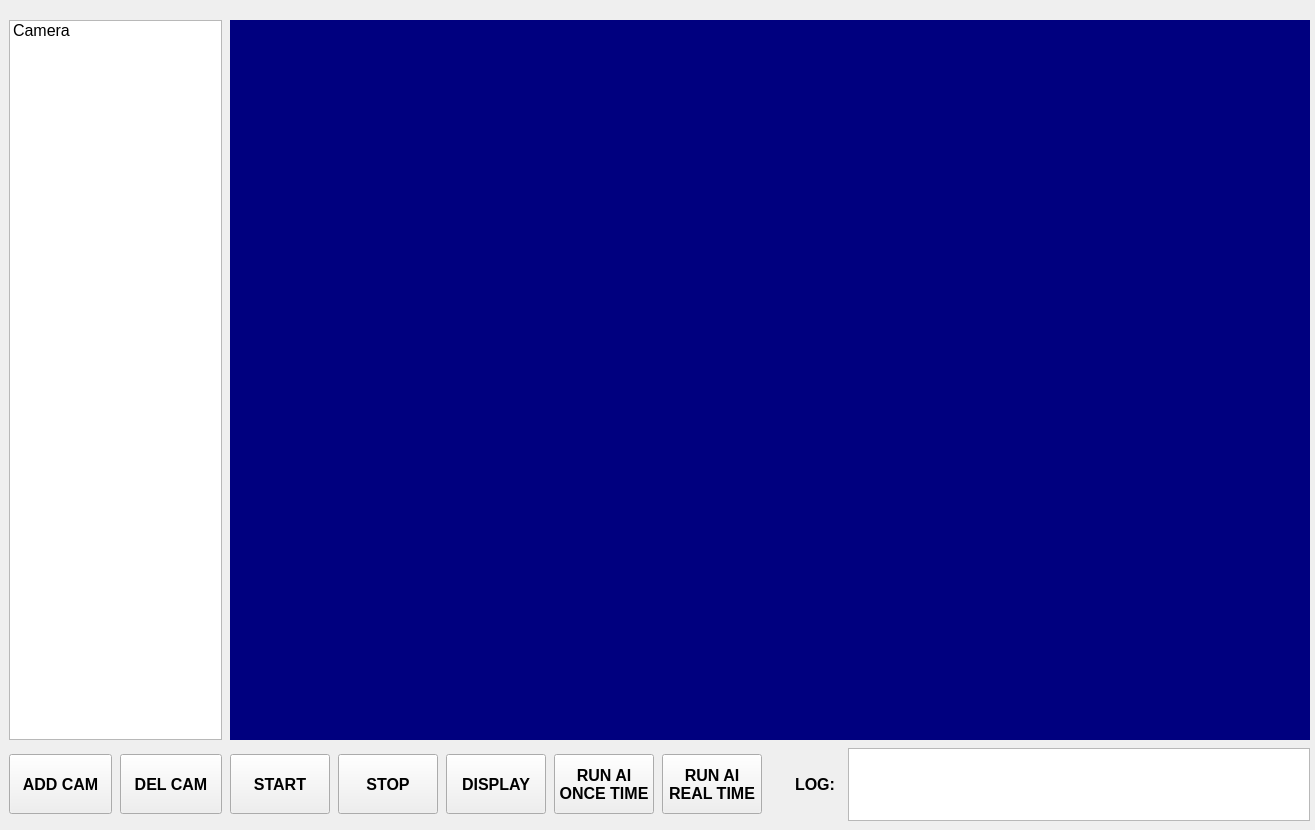
Above: src/ui/camera.ui from TanChu1234/Qt6-GUI-Design before the change. Below: the same form after it.
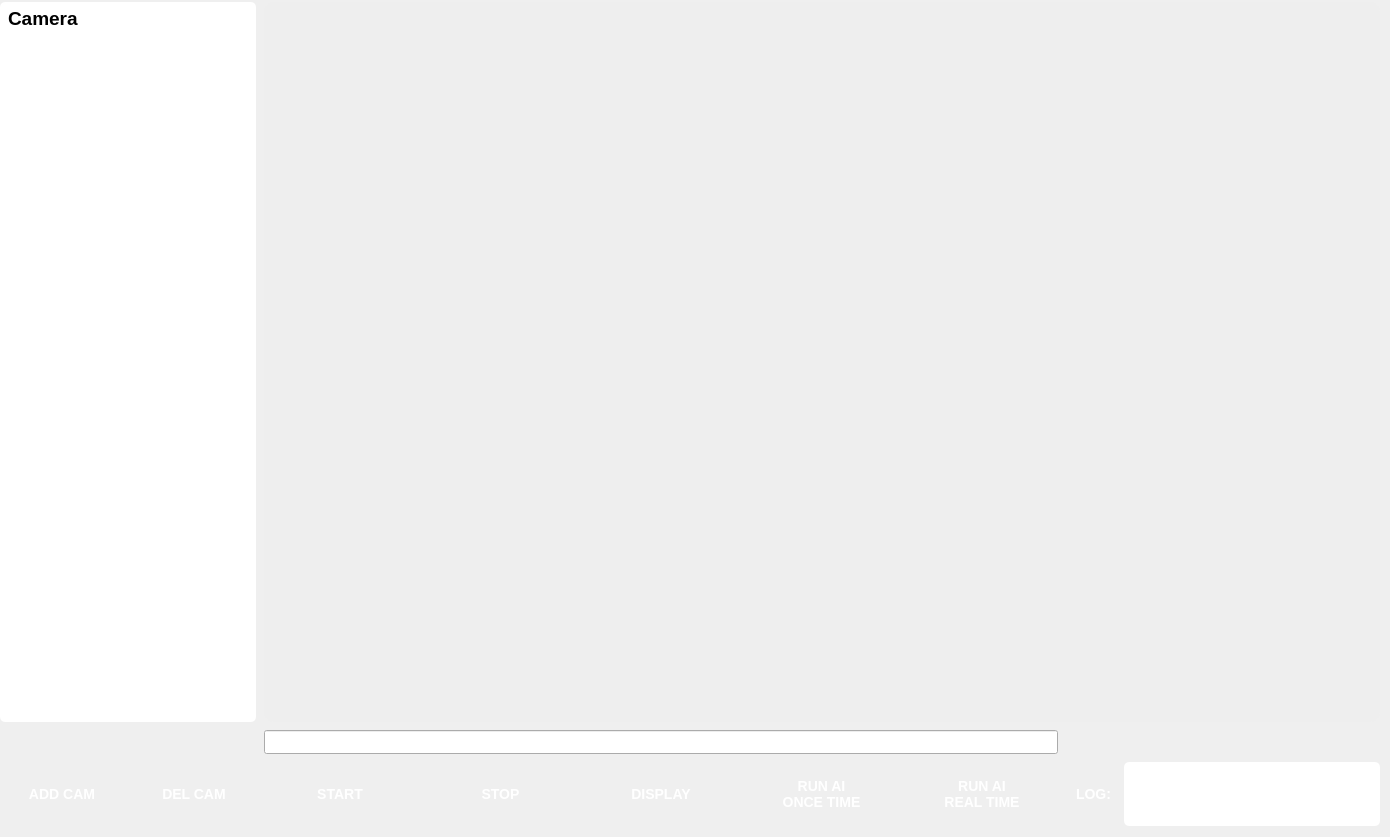
That is the form after the change.

Patch:
```diff
--- a/src/ui/camera.ui
+++ b/src/ui/camera.ui
@@ -6,27 +6,218 @@
    <rect>
     <x>0</x>
     <y>0</y>
-    <width>1315</width>
-    <height>830</height>
+    <width>1390</width>
+    <height>837</height>
    </rect>
   </property>
+  <property name="minimumSize">
+   <size>
+    <width>1390</width>
+    <height>0</height>
+   </size>
+  </property>
+  <property name="font">
+   <font>
+    <family>Segoe UI</family>
+    <pointsize>-1</pointsize>
+   </font>
+  </property>
   <property name="windowTitle">
    <string>Form</string>
   </property>
+  <property name="styleSheet">
+   <string notr="true">/* Main Window Background */
+QWidget {
+    background: qlineargradient(spread:pad, x1:0, y1:0, x2:1, y2:1, 
+                                stop:0 #1E1E2E, stop:1 #252836);
+    color: white;
+    font-size: 14px;
+    font-family: &quot;Segoe UI&quot;, sans-serif;
+}
+
+/* Unified Button Style */
+QPushButton {
+    background: qlineargradient(spread:pad, x1:0, y1:0, x2:1, y2:0, 
+                                stop:0 #007AFF, stop:1 #009FFF);
+    border: none;
+    padding: 12px 20px;
+    font-size: 14px;
+    font-weight: bold;
+    border-radius: 5px;
+    color: white;
+    min-width: 70px;
+    text-align: center;
+}
+
+/* Button Hover Effect */
+QPushButton:hover {
+    background: qlineargradient(spread:pad, x1:0, y1:0, x2:1, y2:0, 
+                                stop:0 #66BFFF, stop:1 #80D5FF);
+}
+
+/* Button Pressed Effect */
+QPushButton:pressed {
+    background-color: rgba(255, 255, 255, 0.2);
+}
+
+/* Labels */
+QLabel {
+    font-size: 16px;
+    font-weight: bold;
+}
+
+/* Camera Display */
+QLabel#label {
+    background-color: rgb(238, 238, 238);
+    border-radius: 10px;
+}
+
+/* Log Label */
+QLabel#label_2 {
+    font-size: 14px;
+    font-weight: bold;
+    color: #FFFFFF;
+}
+
+/* List Widgets */
+QListWidget#listWidget {
+    background-color: rgb(255, 255, 255);
+    border-radius: 5px;
+    padding: 5px;
+    color: black;
+    font-size: 14px;
+}
+QListWidget#log_list {
+    background-color: rgb(255, 255, 255);
+    border-radius: 5px;
+    padding: 5px;
+    color: black;
+    font-size: 9px;
+}</string>
+  </property>
   <widget class="QWidget" name="layoutWidget">
    <property name="geometry">
     <rect>
-     <x>9</x>
-     <y>20</y>
-     <width>1301</width>
-     <height>801</height>
+     <x>0</x>
+     <y>0</y>
+     <width>1380</width>
+     <height>826</height>
     </rect>
    </property>
    <layout class="QGridLayout" name="gridLayout">
+    <property name="topMargin">
+     <number>2</number>
+    </property>
     <property name="spacing">
      <number>8</number>
     </property>
-    <item row="9" column="0">
+    <item row="10" column="1">
+     <layout class="QHBoxLayout" name="horizontalLayout">
+      <item>
+       <widget class="QPushButton" name="start_cam">
+        <property name="minimumSize">
+         <size>
+          <width>123</width>
+          <height>60</height>
+         </size>
+        </property>
+        <property name="font">
+         <font>
+          <family>Segoe UI</family>
+          <pointsize>-1</pointsize>
+          <bold>true</bold>
+         </font>
+        </property>
+        <property name="text">
+         <string>START</string>
+        </property>
+       </widget>
+      </item>
+      <item>
+       <widget class="QPushButton" name="stop_cam">
+        <property name="minimumSize">
+         <size>
+          <width>123</width>
+          <height>60</height>
+         </size>
+        </property>
+        <property name="font">
+         <font>
+          <family>Segoe UI</family>
+          <pointsize>-1</pointsize>
+          <bold>true</bold>
+         </font>
+        </property>
+        <property name="text">
+         <string>STOP</string>
+        </property>
+       </widget>
+      </item>
+      <item>
+       <widget class="QPushButton" name="display">
+        <property name="minimumSize">
+         <size>
+          <width>123</width>
+          <height>60</height>
+         </size>
+        </property>
+        <property name="font">
+         <font>
+          <family>Segoe UI</family>
+          <pointsize>-1</pointsize>
+          <bold>true</bold>
+         </font>
+        </property>
+        <property name="text">
+         <string>DISPLAY</string>
+        </property>
+       </widget>
+      </item>
+      <item>
+       <widget class="QPushButton" name="run_once">
+        <property name="minimumSize">
+         <size>
+          <width>123</width>
+          <height>60</height>
+         </size>
+        </property>
+        <property name="font">
+         <font>
+          <family>Segoe UI</family>
+          <pointsize>-1</pointsize>
+          <bold>true</bold>
+         </font>
+        </property>
+        <property name="text">
+         <string>RUN AI 
+ONCE TIME</string>
+        </property>
+       </widget>
+      </item>
+      <item>
+       <widget class="QPushButton" name="run_continuous">
+        <property name="minimumSize">
+         <size>
+          <width>123</width>
+          <height>60</height>
+         </size>
+        </property>
+        <property name="font">
+         <font>
+          <family>Segoe UI</family>
+          <pointsize>-1</pointsize>
+          <bold>true</bold>
+         </font>
+        </property>
+        <property name="text">
+         <string>RUN AI 
+REAL TIME</string>
+        </property>
+       </widget>
+      </item>
+     </layout>
+    </item>
+    <item row="10" column="0">
      <layout class="QGridLayout" name="gridLayout_2">
       <property name="horizontalSpacing">
        <number>8</number>
@@ -38,13 +229,14 @@
        <widget class="QPushButton" name="add_cam">
         <property name="minimumSize">
          <size>
-          <width>100</width>
+          <width>110</width>
           <height>60</height>
          </size>
         </property>
         <property name="font">
          <font>
-          <pointsize>12</pointsize>
+          <family>Segoe UI</family>
+          <pointsize>-1</pointsize>
           <bold>true</bold>
          </font>
         </property>
@@ -57,13 +249,14 @@
        <widget class="QPushButton" name="remove_cam">
         <property name="minimumSize">
          <size>
-          <width>100</width>
+          <width>110</width>
           <height>60</height>
          </size>
         </property>
         <property name="font">
          <font>
-          <pointsize>12</pointsize>
+          <family>Segoe UI</family>
+          <pointsize>-1</pointsize>
           <bold>true</bold>
          </font>
         </property>
@@ -74,29 +267,14 @@
       </item>
      </layout>
     </item>
-    <item row="4" column="1" rowspan="5" colspan="12">
-     <widget class="QLabel" name="label">
+    <item row="10" column="3" colspan="10">
+     <widget class="QListWidget" name="log_list">
       <property name="minimumSize">
        <size>
-        <width>1080</width>
-        <height>720</height>
-       </size>
-      </property>
-      <property name="sizeIncrement">
-       <size>
         <width>0</width>
-        <height>0</height>
+        <height>60</height>
        </size>
       </property>
-      <property name="styleSheet">
-       <string notr="true">background-color: rgb(0, 0, 127);</string>
-      </property>
-      <property name="text">
-       <string/>
-      </property>
-      <property name="alignment">
-       <set>Qt::AlignCenter</set>
-      </property>
      </widget>
     </item>
     <item row="4" column="0" rowspan="5">
@@ -121,7 +299,8 @@
       </property>
       <property name="font">
        <font>
-        <pointsize>12</pointsize>
+        <family>Segoe UI</family>
+        <pointsize>-1</pointsize>
        </font>
       </property>
       <property name="flow">
@@ -131,117 +310,27 @@
        <property name="text">
         <string>Camera </string>
        </property>
+       <property name="font">
+        <font>
+         <pointsize>14</pointsize>
+         <bold>true</bold>
+        </font>
+       </property>
       </item>
      </widget>
     </item>
-    <item row="9" column="1">
-     <widget class="QPushButton" name="start_cam">
-      <property name="minimumSize">
-       <size>
-        <width>100</width>
-        <height>60</height>
-       </size>
-      </property>
-      <property name="font">
-       <font>
-        <pointsize>12</pointsize>
-        <bold>true</bold>
-       </font>
-      </property>
-      <property name="text">
-       <string>START</string>
-      </property>
-     </widget>
-    </item>
-    <item row="9" column="2">
-     <widget class="QPushButton" name="stop_cam">
-      <property name="minimumSize">
-       <size>
-        <width>100</width>
-        <height>60</height>
-       </size>
-      </property>
-      <property name="font">
-       <font>
-        <pointsize>12</pointsize>
-        <bold>true</bold>
-       </font>
-      </property>
-      <property name="text">
-       <string>STOP</string>
-      </property>
-     </widget>
-    </item>
-    <item row="9" column="3">
-     <widget class="QPushButton" name="display">
-      <property name="minimumSize">
-       <size>
-        <width>100</width>
-        <height>60</height>
-       </size>
-      </property>
-      <property name="font">
-       <font>
-        <pointsize>12</pointsize>
-        <bold>true</bold>
-       </font>
-      </property>
-      <property name="text">
-       <string>DISPLAY</string>
-      </property>
-     </widget>
-    </item>
-    <item row="9" column="4">
-     <widget class="QPushButton" name="run_once">
-      <property name="minimumSize">
-       <size>
-        <width>100</width>
-        <height>60</height>
-       </size>
-      </property>
-      <property name="font">
-       <font>
-        <pointsize>12</pointsize>
-        <bold>true</bold>
-       </font>
-      </property>
-      <property name="text">
-       <string>RUN AI 
-ONCE TIME</string>
-      </property>
-     </widget>
-    </item>
-    <item row="9" column="5">
-     <widget class="QPushButton" name="run_continuous">
-      <property name="minimumSize">
-       <size>
-        <width>100</width>
-        <height>60</height>
-       </size>
-      </property>
-      <property name="font">
-       <font>
-        <pointsize>12</pointsize>
-        <bold>true</bold>
-       </font>
-      </property>
-      <property name="text">
-       <string>RUN AI 
-REAL TIME</string>
-      </property>
-     </widget>
-    </item>
-    <item row="9" column="6">
+    <item row="10" column="2">
      <widget class="QLabel" name="label_2">
       <property name="minimumSize">
        <size>
-        <width>70</width>
+        <width>50</width>
         <height>60</height>
        </size>
       </property>
       <property name="font">
        <font>
-        <pointsize>12</pointsize>
+        <family>Segoe UI</family>
+        <pointsize>-1</pointsize>
         <bold>true</bold>
        </font>
       </property>
@@ -256,16 +345,34 @@
       </property>
      </widget>
     </item>
-    <item row="9" column="7" colspan="6">
-     <widget class="QListWidget" name="log_list">
+    <item row="4" column="1" rowspan="5" colspan="12">
+     <widget class="QLabel" name="label">
       <property name="minimumSize">
        <size>
+        <width>1080</width>
+        <height>720</height>
+       </size>
+      </property>
+      <property name="sizeIncrement">
+       <size>
         <width>0</width>
-        <height>60</height>
+        <height>0</height>
        </size>
       </property>
+      <property name="styleSheet">
+       <string notr="true"/>
+      </property>
+      <property name="text">
+       <string/>
+      </property>
+      <property name="alignment">
+       <set>Qt::AlignCenter</set>
+      </property>
      </widget>
     </item>
+    <item row="9" column="1">
+     <widget class="QLineEdit" name="lineEdit"/>
+    </item>
    </layout>
   </widget>
  </widget>
```
